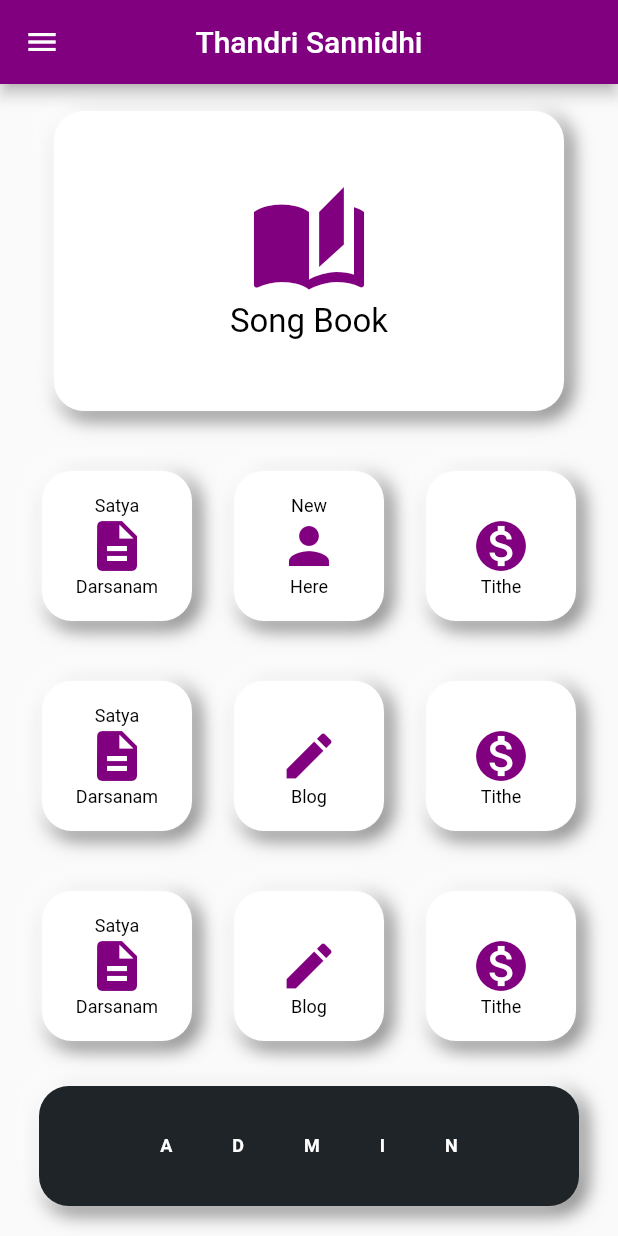
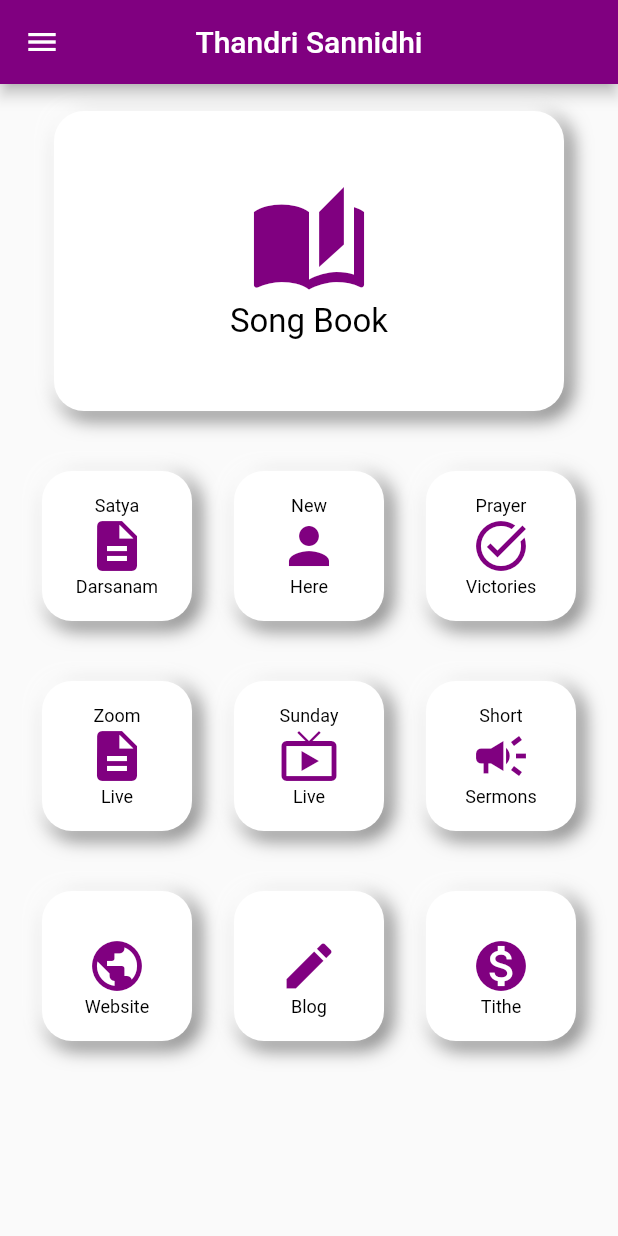
Before and after one commit to chandu-flutter/thandri_dr, a Flutter app: the screen it shows after launch, on a phone screen of 412 x 824 dp. Run offline on Flutter 3.47's test engine with Material 2 defaults, Android fonts, the light colour scheme and no system bars; drawn by our look-alikes of flutter_zoom_drawer; our stand-ins replace cloud_firestore, firebase_core, lottie; missing offline and left inert: flutter_inappwebview, syncfusion_flutter_pdfviewer; accounts and stored records are empty.

Commit message:
added new pages

```diff
--- a/lib/home.dart
+++ b/lib/home.dart
@@ -1,11 +1,17 @@
 import 'package:flutter/material.dart';
 import 'package:flutter_zoom_drawer/flutter_zoom_drawer.dart';
-import 'package:shalom/adminscreen.dart';
+
 import 'package:shalom/downloaad.dart';
 import 'package:shalom/navbar.dart';
 import 'package:shalom/new.dart';
 import 'package:shalom/songbook.dart';
 import 'package:lottie/lottie.dart';
+import 'package:shalom/website.dart';
+
+import 'prayer_victories.dart';
+import 'short_sermons.dart';
+import 'youtube_live.dart';
+import 'zoom_live.dart';
 
 class HomeScreen extends StatelessWidget {
   const HomeScreen({super.key});
@@ -123,10 +129,22 @@
                     label2: "Here",
                   ),
                 ),
-                Linked(
-                  icon: Icons.monetization_on,
-                  label1: "",
-                  label2: "Tithe",
+                InkWell(
+                  onTap: () {
+                    Navigator.push(
+                      context,
+                      MaterialPageRoute(
+                        builder: (context) {
+                          return PrayerVictories();
+                        },
+                      ),
+                    );
+                  },
+                  child: Linked(
+                    icon: Icons.task_alt,
+                    label1: "Prayer",
+                    label2: "Victories",
+                  ),
                 ),
               ],
             ),
@@ -136,10 +154,81 @@
             Row(
               mainAxisAlignment: MainAxisAlignment.spaceEvenly,
               children: [
-                Linked(
-                  icon: Icons.description,
-                  label1: "Satya",
-                  label2: "Darsanam",
+                InkWell(
+                  onTap: () {
+                    Navigator.push(
+                      context,
+                      MaterialPageRoute(
+                        builder: (context) {
+                          return ZoomLive();
+                        },
+                      ),
+                    );
+                  },
+                  child: Linked(
+                    icon: Icons.description,
+                    label1: "Zoom",
+                    label2: "Live",
+                  ),
+                ),
+                InkWell(
+                  onTap: () {
+                    Navigator.push(
+                      context,
+                      MaterialPageRoute(
+                        builder: (context) {
+                          return YoutubeLive();
+                        },
+                      ),
+                    );
+                  },
+                  child: Linked(
+                    icon: Icons.live_tv,
+                    label1: "Sunday",
+                    label2: "Live",
+                  ),
+                ),
+                InkWell(
+                  onTap: () {
+                    Navigator.push(
+                      context,
+                      MaterialPageRoute(
+                        builder: (context) {
+                          return ShortSermons();
+                        },
+                      ),
+                    );
+                  },
+                  child: Linked(
+                    icon: Icons.campaign,
+                    label1: "Short",
+                    label2: "Sermons",
+                  ),
+                ),
+              ],
+            ),
+            const SizedBox(
+              height: 40,
+            ),
+            Row(
+              mainAxisAlignment: MainAxisAlignment.spaceEvenly,
+              children: [
+                InkWell(
+                  onTap: () {
+                    Navigator.push(
+                      context,
+                      MaterialPageRoute(
+                        builder: (context) {
+                          return Website();
+                        },
+                      ),
+                    );
+                  },
+                  child: Linked(
+                    icon: Icons.public,
+                    label1: "",
+                    label2: "Website",
+                  ),
                 ),
                 Linked(
                   icon: Icons.edit,
@@ -152,79 +241,6 @@
                   label2: "Tithe",
                 ),
               ],
-            ),
-            const SizedBox(
-              height: 40,
-            ),
-            Row(
-              mainAxisAlignment: MainAxisAlignment.spaceEvenly,
-              children: [
-                Linked(
-                  icon: Icons.description,
-                  label1: "Satya",
-                  label2: "Darsanam",
-                ),
-                Linked(
-                  icon: Icons.edit,
-                  label1: "",
-                  label2: "Blog",
-                ),
-                Linked(
-                  icon: Icons.monetization_on,
-                  label1: "",
-                  label2: "Tithe",
-                ),
-              ],
-            ),
-            SizedBox(
-              height: 30,
-            ),
-            InkWell(
-              onTap: () {
-                Navigator.push(
-                  context,
-                  MaterialPageRoute(
-                    builder: (context) {
-                      return AdminScreen();
-                    },
-                  ),
-                );
-              },
-              child: Container(
-                height: 80,
-                width: 360,
-                decoration: BoxDecoration(
-                  borderRadius: BorderRadius.circular(20),
-                  color: const Color.fromARGB(255, 30, 36, 40),
-                  boxShadow: [
-                    BoxShadow(
-                      color: Colors.grey.shade600,
-                      blurRadius: 10,
-                      spreadRadius: 1,
-                      offset: const Offset(4, 4),
-                    ),
-                    const BoxShadow(
-                      color: Colors.white,
-                      blurRadius: 10,
-                      spreadRadius: 1,
-                      offset: Offset(-4, -4),
-                    ),
-                  ],
-                ),
-                child: const Column(
-                  mainAxisAlignment: MainAxisAlignment.center,
-                  children: [
-                    Text(
-                      'ADMIN',
-                      style: TextStyle(
-                          color: Colors.white,
-                          fontSize: 12,
-                          letterSpacing: 40,
-                          fontWeight: FontWeight.w700),
-                    )
-                  ],
-                ),
-              ),
             ),
             SizedBox(
               height: 30,
--- a/lib/splash.dart
+++ b/lib/splash.dart
@@ -41,8 +41,8 @@
         decoration: const BoxDecoration(
           gradient: LinearGradient(
             colors: <Color>[
-              Color.fromARGB(255, 128, 0, 128),
-              Color.fromARGB(255, 128, 0, 128),
+              Color.fromARGB(255, 30, 36, 40),
+              Color.fromARGB(255, 30, 36, 40),
             ],
           ),
         ),
--- a/pubspec.yaml
+++ b/pubspec.yaml
@@ -35,13 +35,13 @@
   # The following adds the Cupertino Icons font to your application.
   # Use with the CupertinoIcons class for iOS style icons.
   cupertino_icons: ^1.0.2
-  url_launcher: ^6.1.14
+  url_launcher: ^6.2.1
   syncfusion_flutter_pdfviewer: ^23.1.38
   firebase_core: ^2.17.0
   cloud_firestore: ^4.9.3
   flutter_zoom_drawer: ^3.1.1
   lottie: ^2.6.0
-
+  flutter_inappwebview: ^5.8.0
 dev_dependencies:
   flutter_test:
     sdk: flutter
```
Also changed, not shown: lib/adminscreen.dart (deleted, +0 -108 lines), lib/navbar.dart (+63 -14 lines), lib/prayer_victories.dart (added, +18 -0 lines), lib/retrievedata.dart (added, +16 -0 lines), lib/short_sermons.dart (added, +18 -0 lines), lib/website.dart (added, +17 -0 lines), lib/youtube_live.dart (added, +18 -0 lines), lib/zoom_live.dart (added, +18 -0 lines), pubspec.lock.
